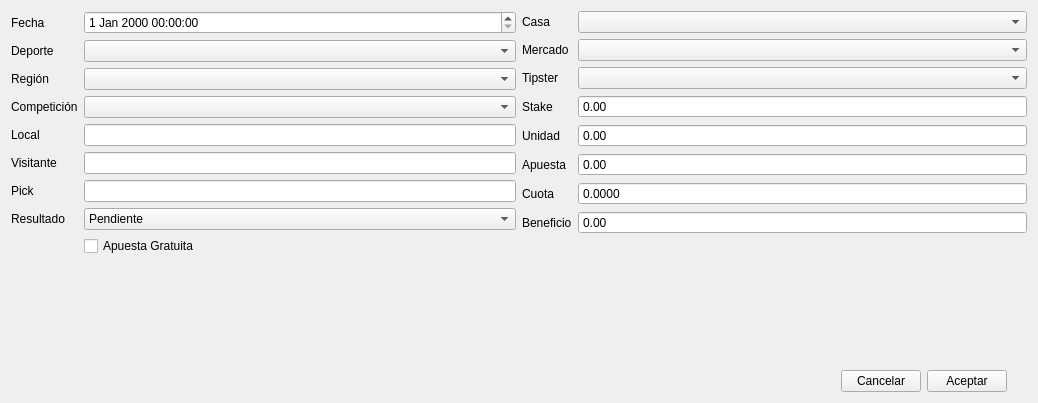
This is ui/new_bet.ui in soker90/betcon as Qt 5 draws it before an edit. The edited form follows.
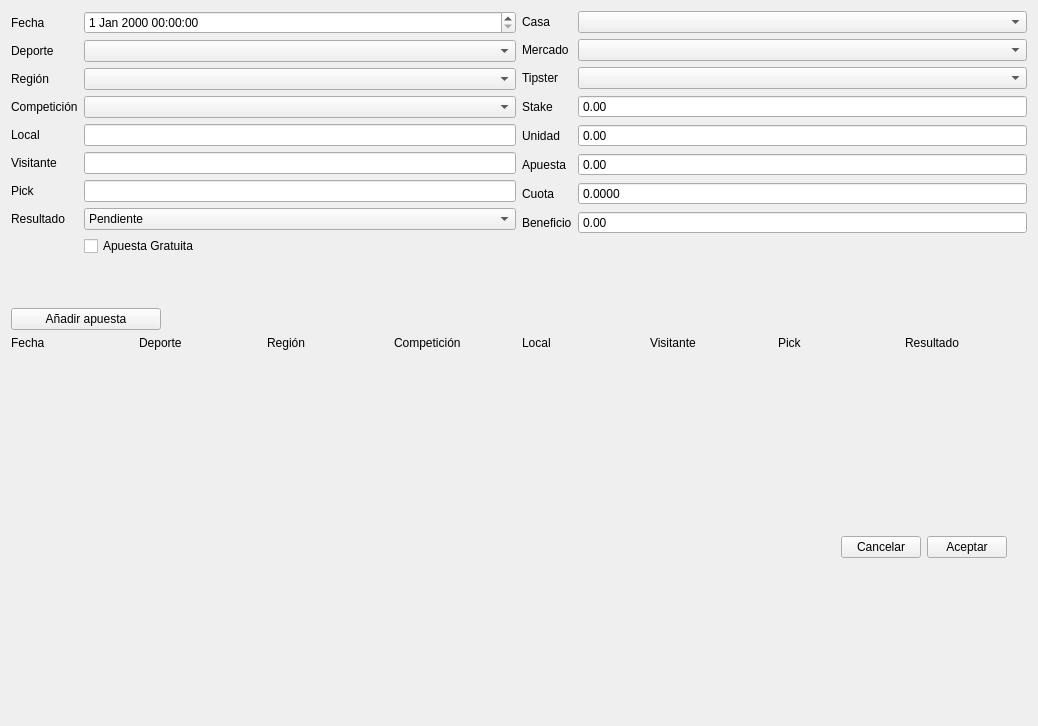
This is the edited form.

Commit message: 1. Improvements Combined (In process)

The edit to the form file:
```diff
--- a/ui/new_bet.ui
+++ b/ui/new_bet.ui
@@ -7,7 +7,7 @@
     <x>0</x>
     <y>0</y>
     <width>1038</width>
-    <height>403</height>
+    <height>726</height>
    </rect>
   </property>
   <property name="windowTitle">
@@ -156,6 +156,19 @@
          </property>
         </widget>
        </item>
+       <item row="9" column="1">
+        <spacer name="verticalSpacer_2">
+         <property name="orientation">
+          <enum>Qt::Vertical</enum>
+         </property>
+         <property name="sizeHint" stdset="0">
+          <size>
+           <width>20</width>
+           <height>40</height>
+          </size>
+         </property>
+        </spacer>
+       </item>
       </layout>
      </item>
      <item>
@@ -300,7 +313,139 @@
          </property>
         </spacer>
        </item>
-       <item row="9" column="0" colspan="2">
+      </layout>
+     </item>
+    </layout>
+   </item>
+   <item>
+    <layout class="QVBoxLayout" name="pnlCombined">
+     <property name="sizeConstraint">
+      <enum>QLayout::SetDefaultConstraint</enum>
+     </property>
+     <item>
+      <widget class="QPushButton" name="btnAdd">
+       <property name="maximumSize">
+        <size>
+         <width>150</width>
+         <height>100</height>
+        </size>
+       </property>
+       <property name="text">
+        <string>Añadir apuesta</string>
+       </property>
+      </widget>
+     </item>
+     <item>
+      <layout class="QHBoxLayout" name="horizontalLayout_2">
+       <item>
+        <layout class="QVBoxLayout" name="pnlDate">
+         <item>
+          <widget class="QLabel" name="lblDate">
+           <property name="text">
+            <string>Fecha</string>
+           </property>
+          </widget>
+         </item>
+        </layout>
+       </item>
+       <item>
+        <layout class="QVBoxLayout" name="pnlSport">
+         <item>
+          <widget class="QLabel" name="lblSport">
+           <property name="text">
+            <string>Deporte</string>
+           </property>
+          </widget>
+         </item>
+        </layout>
+       </item>
+       <item>
+        <layout class="QVBoxLayout" name="verticalLayout_4">
+         <item>
+          <widget class="QLabel" name="lblRegion">
+           <property name="text">
+            <string>Región</string>
+           </property>
+          </widget>
+         </item>
+        </layout>
+       </item>
+       <item>
+        <layout class="QVBoxLayout" name="verticalLayout_5">
+         <item>
+          <widget class="QLabel" name="lblCompetition">
+           <property name="text">
+            <string>Competición</string>
+           </property>
+          </widget>
+         </item>
+        </layout>
+       </item>
+       <item>
+        <layout class="QVBoxLayout" name="verticalLayout_6">
+         <item>
+          <widget class="QLabel" name="lblPlayer1">
+           <property name="text">
+            <string>Local</string>
+           </property>
+          </widget>
+         </item>
+        </layout>
+       </item>
+       <item>
+        <layout class="QVBoxLayout" name="verticalLayout_7">
+         <item>
+          <widget class="QLabel" name="lblPlayer2">
+           <property name="text">
+            <string>Visitante</string>
+           </property>
+          </widget>
+         </item>
+        </layout>
+       </item>
+       <item>
+        <layout class="QVBoxLayout" name="verticalLayout">
+         <item>
+          <widget class="QLabel" name="lblPick">
+           <property name="text">
+            <string>Pick</string>
+           </property>
+          </widget>
+         </item>
+        </layout>
+       </item>
+       <item>
+        <layout class="QVBoxLayout" name="verticalLayout_8">
+         <item>
+          <widget class="QLabel" name="lblResult">
+           <property name="text">
+            <string>Resultado</string>
+           </property>
+          </widget>
+         </item>
+        </layout>
+       </item>
+       <item>
+        <layout class="QVBoxLayout" name="verticalLayout_10"/>
+       </item>
+      </layout>
+     </item>
+    </layout>
+   </item>
+   <item>
+    <spacer name="separator">
+     <property name="orientation">
+      <enum>Qt::Vertical</enum>
+     </property>
+     <property name="sizeHint" stdset="0">
+      <size>
+       <width>20</width>
+       <height>40</height>
+      </size>
+     </property>
+    </spacer>
+   </item>
+   <item>
         <layout class="QGridLayout" name="gridLayout_2">
          <item row="2" column="3">
           <widget class="QPushButton" name="btnAccept">
@@ -357,7 +502,7 @@
            </property>
           </spacer>
          </item>
-         <item row="1" column="3">
+     <item row="3" column="3">
           <spacer name="verticalSpacer">
            <property name="orientation">
             <enum>Qt::Vertical</enum>
@@ -373,10 +518,7 @@
         </layout>
        </item>
       </layout>
-     </item>
-    </layout>
-   </item>
-  </layout>
+  <zorder>separator</zorder>
  </widget>
  <tabstops>
   <tabstop>dtDate</tabstop>
```
Left out of the diff: 70 changed lines with no effect on the pictures. Lines whose indentation alone changed are shown as unchanged. The commit also changes 1 other file.
